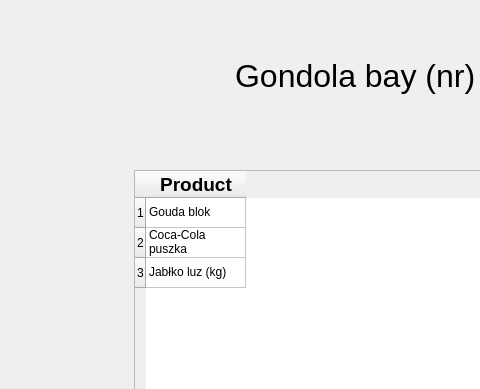
Old version of the form supermarket/interfaces/gondolaBay.ui in the repository mikolajWasik/supermarket; both pictures show x 86 to 566 and y 0 to 389 of the 1024 by 768 pixel window.
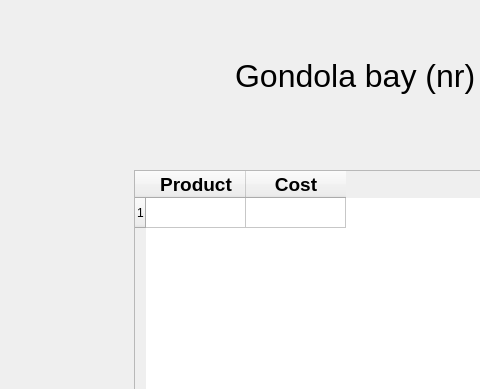
New version of the form.

Commit message: Finished switching between windows and added exit option

```diff
--- a/supermarket/interfaces/gondolaBay.ui
+++ b/supermarket/interfaces/gondolaBay.ui
@@ -48,16 +48,6 @@
      <string>1</string>
     </property>
    </row>
-   <row>
-    <property name="text">
-     <string>2</string>
-    </property>
-   </row>
-   <row>
-    <property name="text">
-     <string>3</string>
-    </property>
-   </row>
    <column>
     <property name="text">
      <string>Product</string>
@@ -70,19 +60,21 @@
      </font>
     </property>
    </column>
+   <column>
+    <property name="text">
+     <string>Cost</string>
+    </property>
+    <property name="font">
+     <font>
+      <pointsize>14</pointsize>
+      <weight>75</weight>
+      <bold>true</bold>
+     </font>
+    </property>
+   </column>
    <item row="0" column="0">
     <property name="text">
-     <string>Gouda blok</string>
-    </property>
-   </item>
-   <item row="1" column="0">
-    <property name="text">
-     <string>Coca-Cola puszka</string>
-    </property>
-   </item>
-   <item row="2" column="0">
-    <property name="text">
-     <string>Jabłko luz (kg)</string>
+     <string/>
     </property>
    </item>
   </widget>
```
Left out of the diff: 2 changed lines with no effect on the pictures. The commit also changes 6 other files.
